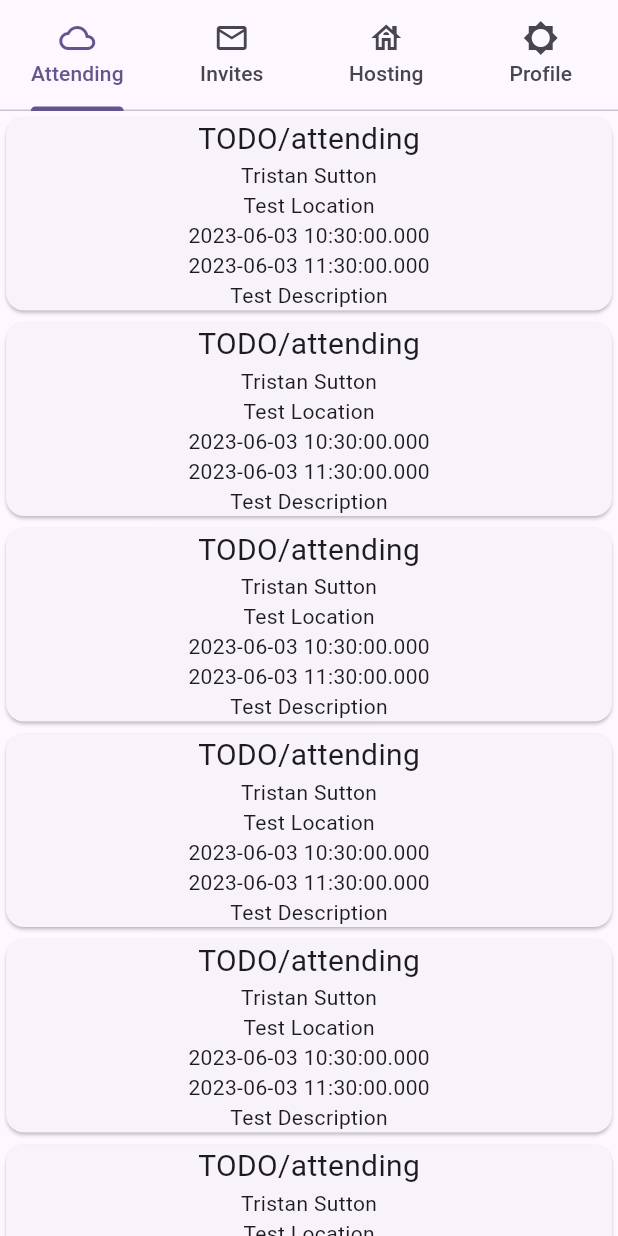
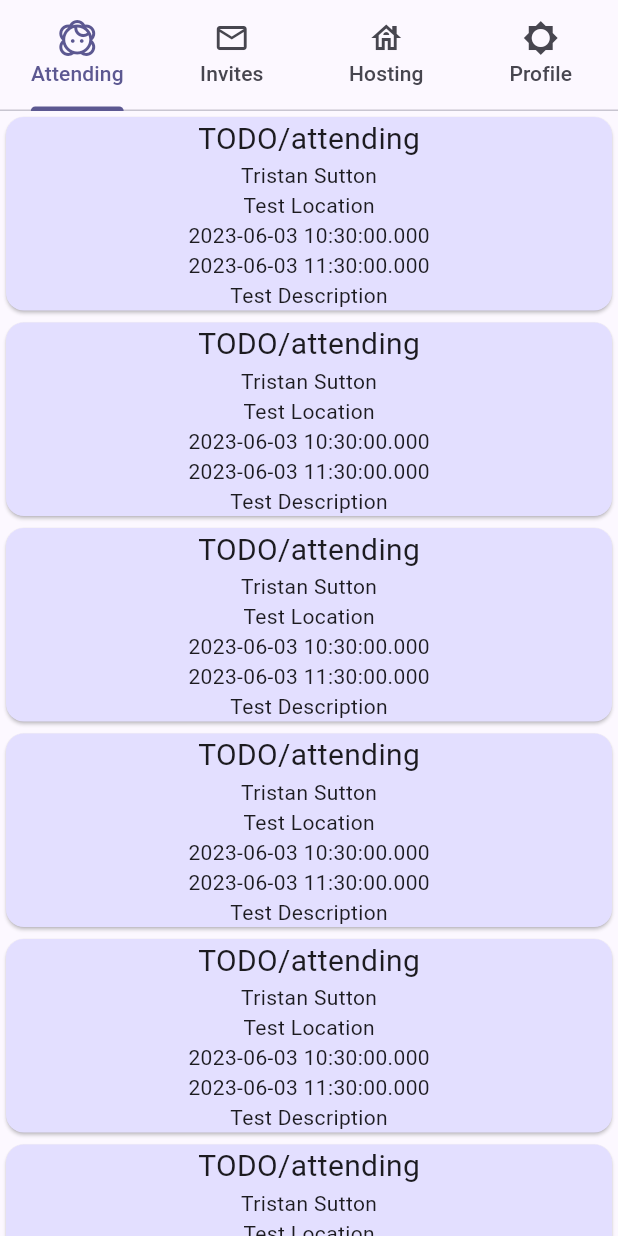
Before and after one commit to relf108/outvite, a Flutter app: the screen it shows after launch, on a phone screen of 412 x 824 dp. Run offline on Flutter 3.47's test engine with Material 2 defaults, Android fonts, the phone set to English and light mode, and no system bars.

Commit message:
themeing

```diff
--- a/lib/main.dart
+++ b/lib/main.dart
@@ -19,10 +19,10 @@ class OutviteState extends State<Outvite> {
   Widget build(BuildContext context) {
     return MaterialApp(
         theme: ThemeData(
-            colorSchemeSeed: const Color(0xff6750a4), useMaterial3: true),
+            colorSchemeSeed: Color.fromARGB(255, 149, 144, 215), useMaterial3: true),
         home: const NavBar(items: [
           [
-            Icon(Icons.cloud_outlined),
+            Icon(Icons.face_2_outlined),
             'Attending',
             Center(
                 child: Row(
--- a/lib/object/event.dart
+++ b/lib/object/event.dart
@@ -64,14 +64,14 @@ class Event {
             children: [
               FilledButton.tonal(
                 style: FilledButton.styleFrom(
-                  backgroundColor: Colors.green[200],
+                  backgroundColor: Color.fromARGB(255, 207, 255, 197),
                 ),
                 onPressed: () {},
                 child: const Icon(Icons.check_circle_outline_outlined),
               ),
               FilledButton.tonal(
                 style: FilledButton.styleFrom(
-                  backgroundColor: Colors.red[200],
+                  backgroundColor: Color.fromARGB(255, 250, 165, 216),
                 ),
                 onPressed: () {},
                 child: const Icon(Icons.cancel_outlined),
--- a/lib/widget/feed.dart
+++ b/lib/widget/feed.dart
@@ -35,6 +35,7 @@ class EventFeedState extends State<EventFeed> {
                   : EdgeInsets.zero,
               width: MediaQuery.of(context).size.width,
               child: Card(
+                color: Theme.of(context).colorScheme.primaryContainer,
                   child: Column(
                 children: [event.render(context, isInvite: isInvite)],
               )))
```
Also changed, not shown: lib/widget/event_builder.dart (added, +19 -0 lines).
